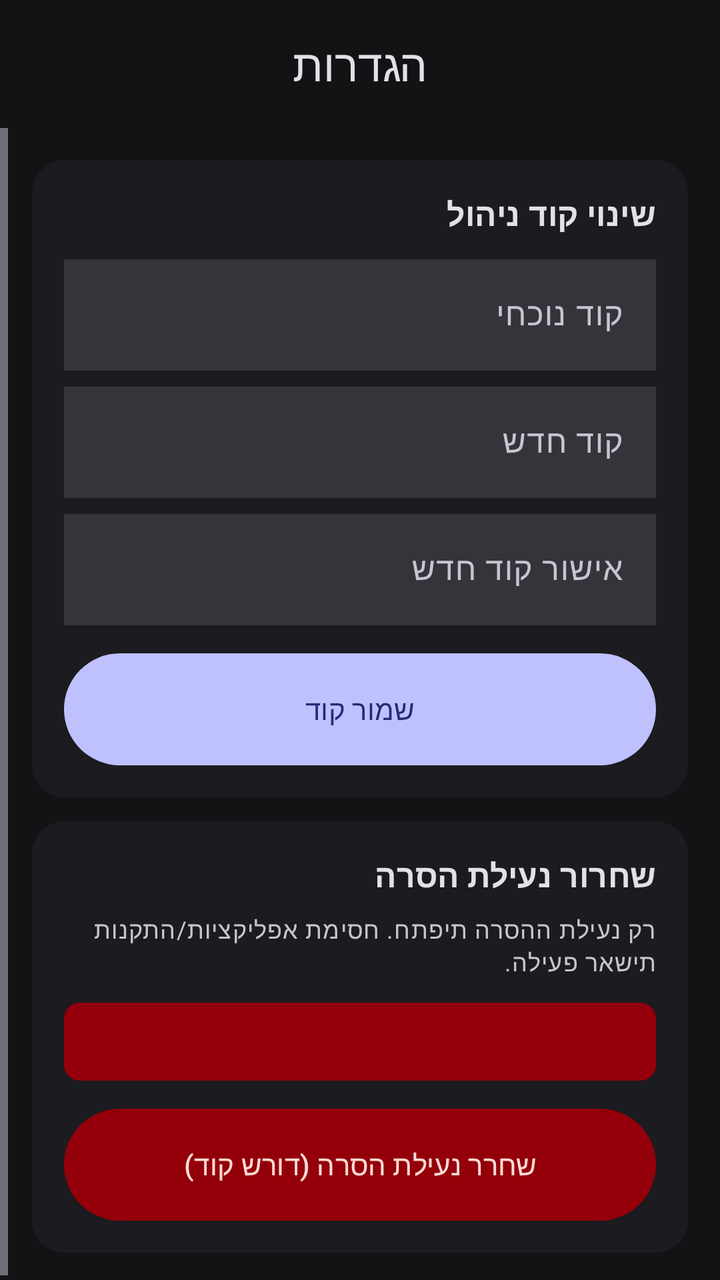
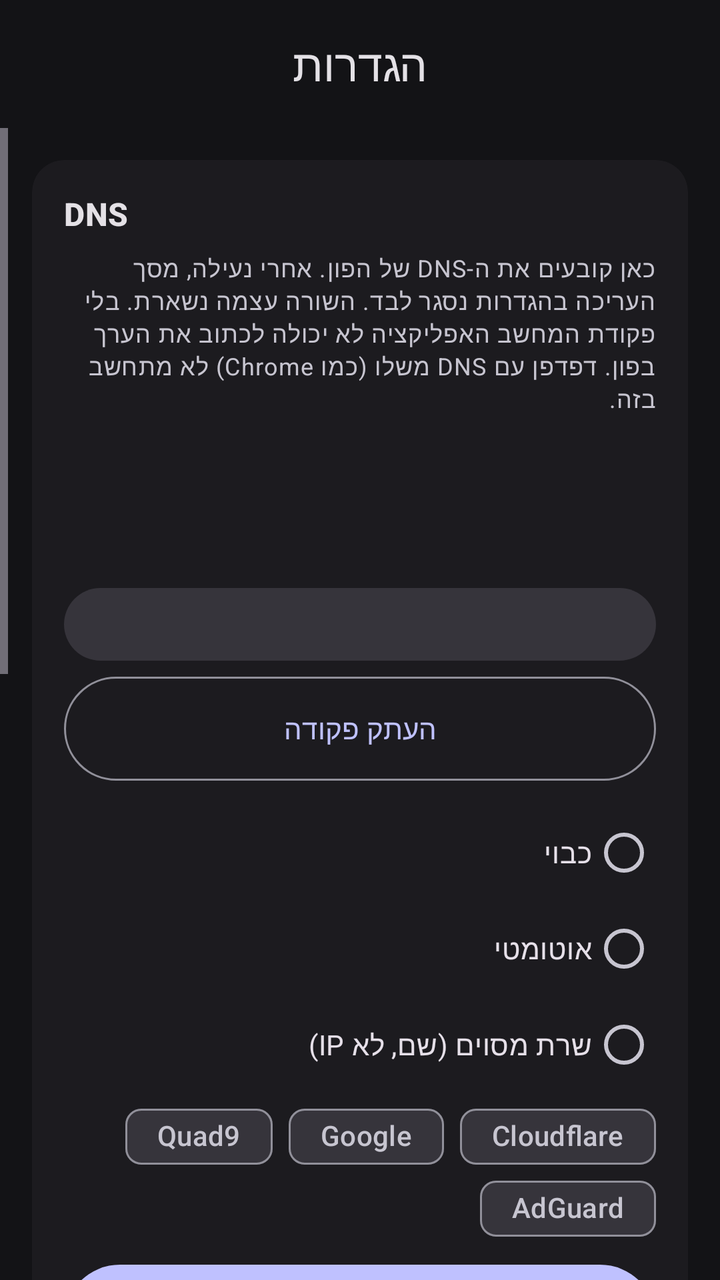

Screens rendered from an Android XML layout before and after an edit, with the pre-edit source and the edit as a unified diff.
<!-- AndroidManifest.xml: application theme Theme.AppGuard -->
<!-- res/layout/activity_settings.xml -->
<?xml version="1.0" encoding="utf-8"?>
<LinearLayout xmlns:android="http://schemas.android.com/apk/res/android"
    xmlns:app="http://schemas.android.com/apk/res-auto"
    android:layout_width="match_parent"
    android:layout_height="match_parent"
    android:background="?attr/colorSurface"
    android:layoutDirection="rtl"
    android:orientation="vertical">

    <com.google.android.material.appbar.MaterialToolbar
        android:layout_width="match_parent"
        android:layout_height="?attr/actionBarSize"
        app:title="@string/settings_title"
        app:titleCentered="true" />

    <ScrollView
        android:layout_width="match_parent"
        android:layout_height="match_parent"
        android:clipToPadding="false"
        android:fillViewport="true">

        <LinearLayout
            android:layout_width="match_parent"
            android:layout_height="wrap_content"
            android:orientation="vertical"
            android:padding="16dp">

            <com.google.android.material.card.MaterialCardView
                android:layout_width="match_parent"
                android:layout_height="wrap_content">

                <LinearLayout
                    android:layout_width="match_parent"
                    android:layout_height="wrap_content"
                    android:orientation="vertical"
                    android:padding="16dp">

                    <TextView
                        style="@style/Text.Section"
                        android:layout_width="match_parent"
                        android:layout_height="wrap_content"
                        android:text="@string/change_pin" />

                    <com.google.android.material.textfield.TextInputLayout
                        android:layout_width="match_parent"
                        android:layout_height="wrap_content"
                        android:layout_marginTop="12dp"
                        android:hint="@string/current_pin">

                        <com.google.android.material.textfield.TextInputEditText
                            android:id="@+id/currentPin"
                            android:layout_width="match_parent"
                            android:layout_height="wrap_content"
                            android:inputType="numberPassword"
                            android:maxLength="8" />
                    </com.google.android.material.textfield.TextInputLayout>

                    <com.google.android.material.textfield.TextInputLayout
                        android:layout_width="match_parent"
                        android:layout_height="wrap_content"
                        android:layout_marginTop="8dp"
                        android:hint="@string/new_pin">

                        <com.google.android.material.textfield.TextInputEditText
                            android:id="@+id/newPin"
                            android:layout_width="match_parent"
                            android:layout_height="wrap_content"
                            android:inputType="numberPassword"
                            android:maxLength="8" />
                    </com.google.android.material.textfield.TextInputLayout>

                    <com.google.android.material.textfield.TextInputLayout
                        android:layout_width="match_parent"
                        android:layout_height="wrap_content"
                        android:layout_marginTop="8dp"
                        android:hint="@string/confirm_new_pin">

                        <com.google.android.material.textfield.TextInputEditText
                            android:id="@+id/confirmPin"
                            android:layout_width="match_parent"
                            android:layout_height="wrap_content"
                            android:inputType="numberPassword"
                            android:maxLength="8" />
                    </com.google.android.material.textfield.TextInputLayout>

                    <com.google.android.material.button.MaterialButton
                        android:id="@+id/btnSavePin"
                        android:layout_width="match_parent"
                        android:layout_height="wrap_content"
                        android:layout_marginTop="14dp"
                        android:text="@string/save_pin" />
                </LinearLayout>
            </com.google.android.material.card.MaterialCardView>

            <com.google.android.material.card.MaterialCardView
                android:layout_width="match_parent"
                android:layout_height="wrap_content"
                android:layout_marginTop="12dp">

                <LinearLayout
                    android:layout_width="match_parent"
                    android:layout_height="wrap_content"
                    android:orientation="vertical"
                    android:padding="16dp">

                    <TextView
                        style="@style/Text.Section"
                        android:layout_width="match_parent"
                        android:layout_height="wrap_content"
                        android:text="@string/unlock_uninstall_title" />

                    <TextView
                        android:layout_width="match_parent"
                        android:layout_height="wrap_content"
                        android:layout_marginTop="8dp"
                        android:text="@string/unlock_uninstall_desc"
                        android:textAppearance="@style/TextAppearance.Material3.BodySmall"
                        android:textColor="?attr/colorOnSurfaceVariant" />

                    <TextView
                        android:id="@+id/unlockStatus"
                        android:layout_width="match_parent"
                        android:layout_height="wrap_content"
                        android:layout_marginTop="12dp"
                        android:background="@drawable/bg_badge_off"
                        android:padding="10dp"
                        android:textAppearance="@style/TextAppearance.Material3.LabelLarge"
                        android:textColor="?attr/colorOnErrorContainer" />

                    <com.google.android.material.button.MaterialButton
                        android:id="@+id/btnUnlockUninstall"
                        style="@style/Widget.AppGuard.Button.Danger"
                        android:layout_width="match_parent"
                        android:layout_height="wrap_content"
                        android:layout_marginTop="14dp"
                        android:text="@string/unlock_uninstall" />

                    <com.google.android.material.button.MaterialButton
                        android:id="@+id/btnRelockUninstall"
                        style="@style/Widget.AppGuard.Button.Outlined"
                        android:layout_width="match_parent"
                        android:layout_height="wrap_content"
                        android:layout_marginTop="8dp"
                        android:text="@string/relock_uninstall"
                        android:visibility="gone" />
                </LinearLayout>
            </com.google.android.material.card.MaterialCardView>
        </LinearLayout>
    </ScrollView>
</LinearLayout>
<!-- resources referenced by this layout -->
<resources>
  <string name="change_pin">שינוי קוד ניהול</string>
  <string name="confirm_new_pin">אישור קוד חדש</string>
  <string name="current_pin">קוד נוכחי</string>
  <string name="new_pin">קוד חדש</string>
  <string name="relock_uninstall">נעל שוב את ההסרה</string>
  <string name="save_pin">שמור קוד</string>
  <string name="settings_title">הגדרות</string>
  <string name="unlock_uninstall">שחרר נעילת הסרה (דורש קוד)</string>
  <string name="unlock_uninstall_desc">רק נעילת ההסרה תיפתח. חסימת אפליקציות/התקנות תישאר פעילה.</string>
  <string name="unlock_uninstall_title">שחרור נעילת הסרה</string>
  <color name="md_theme_error_container">#93000A</color>
  <color name="md_theme_primary">#BFC1FF</color>
  <color name="md_theme_on_primary">#262A78</color>
  <color name="md_theme_primary_container">#3D4296</color>
  <color name="md_theme_on_primary_container">#E0E0FF</color>
  <color name="md_theme_secondary">#C5C4DD</color>
  <color name="md_theme_on_secondary">#2E2F42</color>
  <color name="md_theme_secondary_container">#444559</color>
  <color name="md_theme_on_secondary_container">#E1E0F9</color>
  <color name="md_theme_tertiary">#E9B9D3</color>
  <color name="md_theme_on_tertiary">#46263A</color>
  <color name="md_theme_tertiary_container">#5F3C51</color>
  <color name="md_theme_on_tertiary_container">#FFD8EB</color>
  <color name="md_theme_error">#FFB4AB</color>
  <color name="md_theme_on_error">#690005</color>
  <color name="md_theme_on_error_container">#FFDAD6</color>
  <color name="md_theme_background">#131316</color>
  <color name="md_theme_on_background">#E4E1E6</color>
  <color name="md_theme_surface">#131316</color>
  <color name="md_theme_on_surface">#E4E1E6</color>
  <color name="md_theme_surface_variant">#46464F</color>
  <color name="md_theme_on_surface_variant">#C7C5D0</color>
  <color name="md_theme_outline">#91909A</color>
  <color name="md_theme_outline_variant">#46464F</color>
  <color name="md_theme_surface_container">#1C1B1F</color>
  <color name="md_theme_surface_container_high">#2B2930</color>
  <color name="md_theme_surface_container_highest">#36343B</color>
  <color name="md_theme_surface_container_low">#1B1B1F</color>
  <style name="Widget.AppGuard.CheckBox" parent="Widget.Material3.CompoundButton.CheckBox" />
  <style name="Widget.AppGuard.Switch" parent="Widget.Material3.CompoundButton.MaterialSwitch" />
  <style name="Shape.AppGuard.Card" parent="ShapeAppearance.Material3.Corner.Large">
          <item name="cornerSize">16dp</item>
      </style>
  <style name="Shape.AppGuard.Pill" parent="ShapeAppearance.Material3.Corner.Full">
          <item name="cornerSize">50%</item>
      </style>
  <!-- unchanged entries left out for length: 10 -->
</resources>

<!-- the commit's change to res/layout/activity_settings.xml (unified diff, before → after) -->
@@ -39,6 +39,175 @@
                         style="@style/Text.Section"
                         android:layout_width="match_parent"
                         android:layout_height="wrap_content"
+                        android:text="@string/dns_title" />
+
+                    <TextView
+                        android:layout_width="match_parent"
+                        android:layout_height="wrap_content"
+                        android:layout_marginTop="8dp"
+                        android:text="@string/dns_desc"
+                        android:textAppearance="@style/TextAppearance.Material3.BodySmall"
+                        android:textColor="?attr/colorOnSurfaceVariant" />
+
+                    <TextView
+                        android:id="@+id/dnsPhoneNow"
+                        android:layout_width="match_parent"
+                        android:layout_height="wrap_content"
+                        android:layout_marginTop="12dp"
+                        android:textAppearance="@style/TextAppearance.Material3.TitleSmall" />
+
+                    <TextView
+                        android:id="@+id/dnsLockState"
+                        android:layout_width="match_parent"
+                        android:layout_height="wrap_content"
+                        android:layout_marginTop="4dp"
+                        android:textAppearance="@style/TextAppearance.Material3.LabelLarge" />
+
+                    <TextView
+                        android:id="@+id/dnsPermission"
+                        android:layout_width="match_parent"
+                        android:layout_height="wrap_content"
+                        android:layout_marginTop="8dp"
+                        android:textAppearance="@style/TextAppearance.Material3.BodySmall"
+                        android:textColor="?attr/colorOnSurfaceVariant" />
+
+                    <LinearLayout
+                        android:id="@+id/dnsAdbBlock"
+                        android:layout_width="match_parent"
+                        android:layout_height="wrap_content"
+                        android:layout_marginTop="8dp"
+                        android:orientation="vertical">
+
+                        <TextView
+                            android:id="@+id/dnsAdbCommand"
+                            android:layout_width="match_parent"
+                            android:layout_height="wrap_content"
+                            android:background="@drawable/bg_code_panel"
+                            android:fontFamily="monospace"
+                            android:padding="10dp"
+                            android:textDirection="ltr"
+                            android:textIsSelectable="true"
+                            android:textSize="12sp" />
+
+                        <com.google.android.material.button.MaterialButton
+                            android:id="@+id/btnDnsCopyAdb"
+                            style="@style/Widget.AppGuard.Button.Outlined"
+                            android:layout_width="match_parent"
+                            android:layout_height="wrap_content"
+                            android:layout_marginTop="8dp"
+                            android:text="@string/dns_copy_adb" />
+                    </LinearLayout>
+
+                    <RadioGroup
+                        android:id="@+id/dnsModeGroup"
+                        android:layout_width="match_parent"
+                        android:layout_height="wrap_content"
+                        android:layout_marginTop="12dp">
+
+                        <com.google.android.material.radiobutton.MaterialRadioButton
+                            android:id="@+id/dnsModeOff"
+                            android:layout_width="match_parent"
+                            android:layout_height="wrap_content"
+                            android:text="@string/dns_mode_off" />
+
+                        <com.google.android.material.radiobutton.MaterialRadioButton
+                            android:id="@+id/dnsModeAuto"
+                            android:layout_width="match_parent"
+                            android:layout_height="wrap_content"
+                            android:text="@string/dns_mode_auto" />
+
+                        <com.google.android.material.radiobutton.MaterialRadioButton
+                            android:id="@+id/dnsModeHost"
+                            android:layout_width="match_parent"
+                            android:layout_height="wrap_content"
+                            android:text="@string/dns_mode_host" />
+                    </RadioGroup>
+
+                    <com.google.android.material.textfield.TextInputLayout
+                        android:id="@+id/dnsHostLayout"
+                        android:layout_width="match_parent"
+                        android:layout_height="wrap_content"
+                        android:layout_marginTop="8dp"
+                        android:hint="@string/dns_host_hint"
+                        android:visibility="gone">
+
+                        <com.google.android.material.textfield.TextInputEditText
+                            android:id="@+id/dnsHost"
+                            android:layout_width="match_parent"
+                            android:layout_height="wrap_content"
+                            android:importantForAutofill="no"
+                            android:inputType="textUri|textNoSuggestions"
+                            android:textDirection="ltr" />
+                    </com.google.android.material.textfield.TextInputLayout>
+
+                    <com.google.android.material.chip.ChipGroup
+                        android:layout_width="match_parent"
+                        android:layout_height="wrap_content"
+                        android:layout_marginTop="8dp"
+                        app:chipSpacingHorizontal="8dp">
+
+                        <com.google.android.material.chip.Chip
+                            android:id="@+id/dnsPresetCloudflare"
+                            style="@style/Widget.AppGuard.Chip"
+                            android:layout_width="wrap_content"
+                            android:layout_height="wrap_content"
+                            android:text="@string/dns_preset_cloudflare" />
+
+                        <com.google.android.material.chip.Chip
+                            android:id="@+id/dnsPresetGoogle"
+                            style="@style/Widget.AppGuard.Chip"
+                            android:layout_width="wrap_content"
+                            android:layout_height="wrap_content"
+                            android:text="@string/dns_preset_google" />
+
+                        <com.google.android.material.chip.Chip
+                            android:id="@+id/dnsPresetQuad9"
+                            style="@style/Widget.AppGuard.Chip"
+                            android:layout_width="wrap_content"
+                            android:layout_height="wrap_content"
+                            android:text="@string/dns_preset_quad9" />
+
+                        <com.google.android.material.chip.Chip
+                            android:id="@+id/dnsPresetAdguard"
+                            style="@style/Widget.AppGuard.Chip"
+                            android:layout_width="wrap_content"
+                            android:layout_height="wrap_content"
+                            android:text="@string/dns_preset_adguard" />
+                    </com.google.android.material.chip.ChipGroup>
+
+                    <com.google.android.material.button.MaterialButton
+                        android:id="@+id/btnDnsApply"
+                        android:layout_width="match_parent"
+                        android:layout_height="wrap_content"
+                        android:layout_marginTop="14dp"
+                        android:text="@string/dns_apply" />
+
+                    <com.google.android.material.button.MaterialButton
+                        android:id="@+id/btnDnsUnlock"
+                        style="@style/Widget.AppGuard.Button.Outlined"
+                        android:layout_width="match_parent"
+                        android:layout_height="wrap_content"
+                        android:layout_marginTop="8dp"
+                        android:text="@string/dns_unlock"
+                        android:visibility="gone" />
+                </LinearLayout>
+            </com.google.android.material.card.MaterialCardView>
+
+            <com.google.android.material.card.MaterialCardView
+                android:layout_width="match_parent"
+                android:layout_height="wrap_content"
+                android:layout_marginTop="12dp">
+
+                <LinearLayout
+                    android:layout_width="match_parent"
+                    android:layout_height="wrap_content"
+                    android:orientation="vertical"
+                    android:padding="16dp">
+
+                    <TextView
+                        style="@style/Text.Section"
+                        android:layout_width="match_parent"
+                        android:layout_height="wrap_content"
                         android:text="@string/change_pin" />
 
                     <com.google.android.material.textfield.TextInputLayout
<!-- resource entries referenced after the edit -->
@@ -1,8 +1,28 @@
 <!-- resources referenced by this layout -->
 <resources>
+  <!-- drawable bg_code_panel (drawable) -->
+  <?xml version="1.0" encoding="utf-8"?>
+  <shape xmlns:android="http://schemas.android.com/apk/res/android"
+      android:shape="rectangle">
+      <solid android:color="@color/md_theme_surface_container_highest" />
+      <corners android:radius="28dp" />
+  </shape>
   <string name="change_pin">שינוי קוד ניהול</string>
   <string name="confirm_new_pin">אישור קוד חדש</string>
   <string name="current_pin">קוד נוכחי</string>
+  <string name="dns_apply">החל על הפון ונעל</string>
+  <string name="dns_copy_adb">העתק פקודה</string>
+  <string name="dns_desc">כאן קובעים את ה-DNS של הפון. אחרי נעילה, מסך העריכה בהגדרות נסגר לבד. השורה עצמה נשארת. בלי פקודת המחשב האפליקציה לא יכולה לכתוב את הערך בפון. דפדפן עם DNS משלו (כמו Chrome) לא מתחשב בזה.</string>
+  <string name="dns_host_hint">שם שרת, למשל dns.google</string>
+  <string name="dns_mode_auto">אוטומטי</string>
+  <string name="dns_mode_host">שרת מסוים (שם, לא IP)</string>
+  <string name="dns_mode_off">כבוי</string>
+  <string name="dns_preset_adguard">AdGuard</string>
+  <string name="dns_preset_cloudflare">Cloudflare</string>
+  <string name="dns_preset_google">Google</string>
+  <string name="dns_preset_quad9">Quad9</string>
+  <string name="dns_title">DNS</string>
+  <string name="dns_unlock">בטל נעילה והחזר מה שהיה</string>
   <string name="new_pin">קוד חדש</string>
   <string name="relock_uninstall">נעל שוב את ההסרה</string>
   <string name="save_pin">שמור קוד</string>
